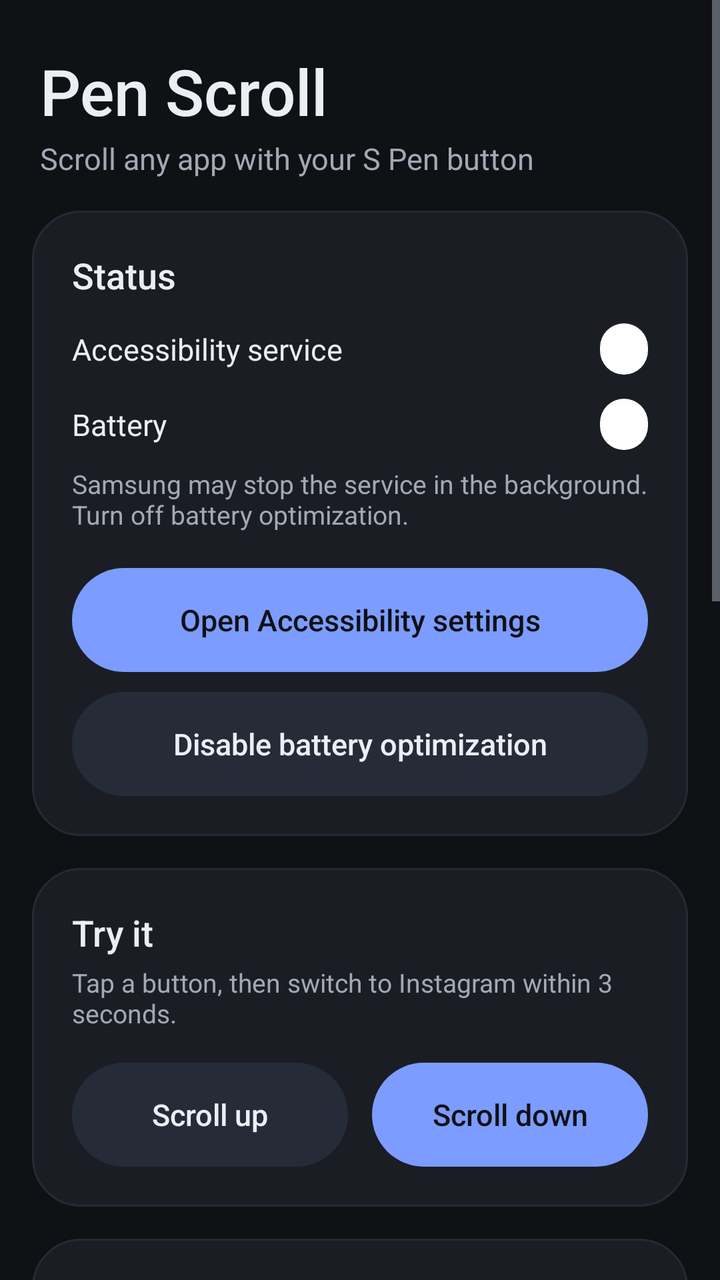
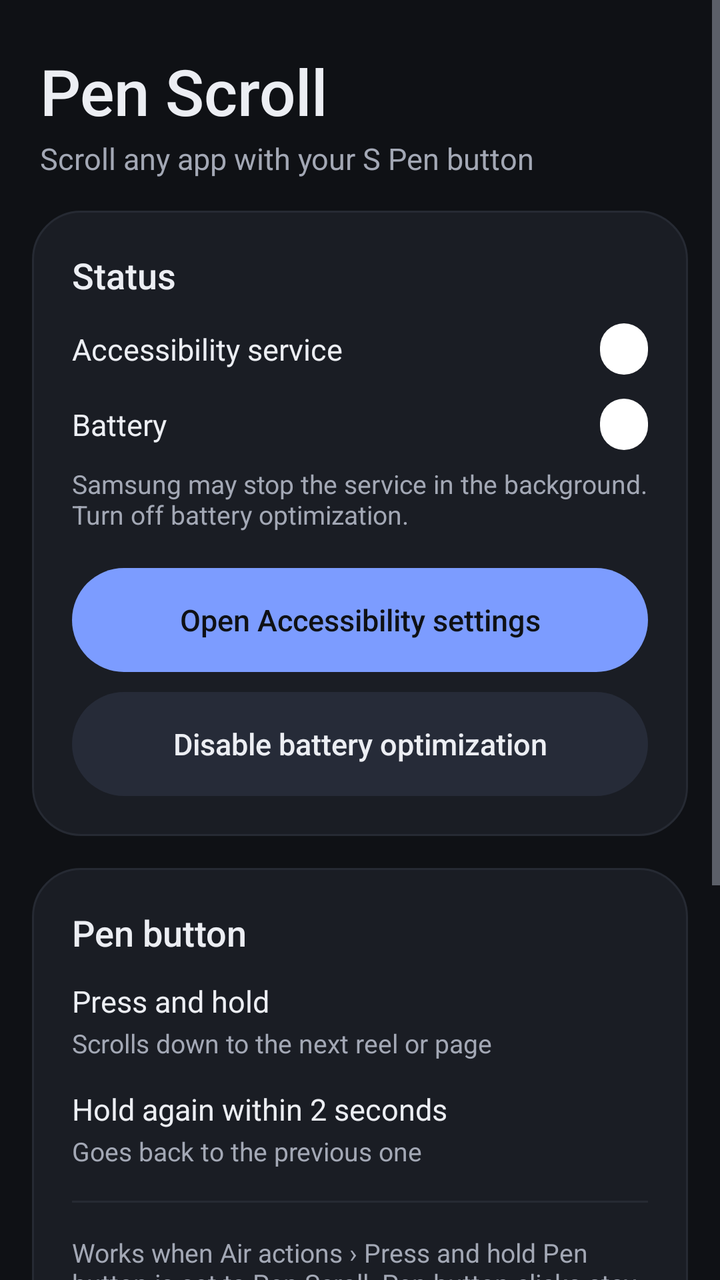

Two renders of the same Android screen: before a commit and after it. Below are the layout's source before the change and the commit's diff.
<!-- AndroidManifest.xml: application theme Theme.PenScroll -->
<!-- res/layout/activity_main.xml -->
<?xml version="1.0" encoding="utf-8"?>
<ScrollView xmlns:android="http://schemas.android.com/apk/res/android"
    android:layout_width="match_parent"
    android:layout_height="match_parent"
    android:clipToPadding="false"
    android:fillViewport="true"
    android:fitsSystemWindows="true">

    <LinearLayout
        android:layout_width="match_parent"
        android:layout_height="wrap_content"
        android:orientation="vertical"
        android:paddingHorizontal="16dp"
        android:paddingTop="24dp"
        android:paddingBottom="32dp">

        
        <TextView
            android:layout_width="match_parent"
            android:layout_height="wrap_content"
            android:layout_marginHorizontal="4dp"
            android:fontFamily="sans-serif-medium"
            android:text="@string/app_name"
            android:textColor="@color/text_primary"
            android:textSize="32sp" />

        <TextView
            style="@style/Hint"
            android:layout_marginHorizontal="4dp"
            android:layout_marginTop="2dp"
            android:text="@string/tagline"
            android:textSize="15sp" />

        
        <LinearLayout style="@style/Card">

            <TextView
                style="@style/CardTitle"
                android:text="@string/status_title" />

            <LinearLayout
                android:layout_width="match_parent"
                android:layout_height="wrap_content"
                android:gravity="center_vertical"
                android:orientation="horizontal">

                <TextView
                    style="@style/RowLabel"
                    android:text="@string/service_label" />

                <TextView
                    android:id="@+id/serviceStatus"
                    style="@style/Pill" />
            </LinearLayout>

            <LinearLayout
                android:layout_width="match_parent"
                android:layout_height="wrap_content"
                android:layout_marginTop="12dp"
                android:gravity="center_vertical"
                android:orientation="horizontal">

                <TextView
                    style="@style/RowLabel"
                    android:text="@string/battery_label" />

                <TextView
                    android:id="@+id/batteryStatus"
                    style="@style/Pill" />
            </LinearLayout>

            <TextView
                android:id="@+id/batteryHint"
                style="@style/Hint"
                android:layout_marginTop="8dp"
                android:text="@string/battery_hint" />

            <Button
                android:id="@+id/openAccessibility"
                style="@style/Button.Primary"
                android:layout_width="match_parent"
                android:layout_height="wrap_content"
                android:layout_marginTop="18dp"
                android:text="@string/open_accessibility" />

            <Button
                android:id="@+id/disableBattery"
                style="@style/Button.Tonal"
                android:layout_width="match_parent"
                android:layout_height="wrap_content"
                android:layout_marginTop="10dp"
                android:text="@string/disable_battery" />
        </LinearLayout>

        
        <LinearLayout style="@style/Card">

            <TextView
                style="@style/CardTitle"
                android:layout_marginBottom="4dp"
                android:text="@string/test_header" />

            <TextView
                style="@style/Hint"
                android:text="@string/test_hint" />

            <LinearLayout
                android:layout_width="match_parent"
                android:layout_height="wrap_content"
                android:layout_marginTop="16dp"
                android:orientation="horizontal">

                <Button
                    android:id="@+id/testUp"
                    style="@style/Button.Tonal"
                    android:layout_width="0dp"
                    android:layout_height="wrap_content"
                    android:layout_marginEnd="6dp"
                    android:layout_weight="1"
                    android:text="@string/test_up" />

                <Button
                    android:id="@+id/testDown"
                    style="@style/Button.Primary"
                    android:layout_width="0dp"
                    android:layout_height="wrap_content"
                    android:layout_marginStart="6dp"
                    android:layout_weight="1"
                    android:text="@string/test_down" />
            </LinearLayout>

            <TextView
                android:id="@+id/countdown"
                android:layout_width="match_parent"
                android:layout_height="wrap_content"
                android:layout_marginTop="12dp"
                android:fontFamily="sans-serif-medium"
                android:gravity="center"
                android:textColor="@color/accent"
                android:textSize="15sp"
                android:visibility="gone" />
        </LinearLayout>

        
        <LinearLayout style="@style/Card">

            <TextView
                style="@style/CardTitle"
                android:layout_marginBottom="4dp"
                android:text="@string/pen_button_header" />

            <TextView
                style="@style/Hint"
                android:text="@string/pen_button_hint" />
        </LinearLayout>

        
        <LinearLayout style="@style/Card">

            <TextView
                style="@style/CardTitle"
                android:text="@string/tuning_header" />

            <LinearLayout
                android:layout_width="match_parent"
                android:layout_height="wrap_content"
                android:orientation="horizontal">

                <TextView
                    style="@style/RowLabel"
                    android:text="@string/distance_title" />

                <TextView
                    android:id="@+id/distanceValue"
                    style="@style/Value" />
            </LinearLayout>

            <TextView
                style="@style/Hint"
                android:text="@string/distance_hint" />

            <SeekBar
                android:id="@+id/distanceSeek"
                style="@style/Slider" />

            <LinearLayout
                android:layout_width="match_parent"
                android:layout_height="wrap_content"
                android:layout_marginTop="8dp"
                android:orientation="horizontal">

                <TextView
                    style="@style/RowLabel"
                    android:text="@string/duration_title" />

                <TextView
                    android:id="@+id/durationValue"
                    style="@style/Value" />
            </LinearLayout>

            <TextView
                style="@style/Hint"
                android:text="@string/duration_hint" />

            <SeekBar
                android:id="@+id/durationSeek"
                style="@style/Slider" />

            <LinearLayout
                android:layout_width="match_parent"
                android:layout_height="wrap_content"
                android:layout_marginTop="8dp"
                android:orientation="horizontal">

                <TextView
                    style="@style/RowLabel"
                    android:text="@string/delay_title" />

                <TextView
                    android:id="@+id/delayValue"
                    style="@style/Value" />
            </LinearLayout>

            <TextView
                style="@style/Hint"
                android:text="@string/delay_hint" />

            <SeekBar
                android:id="@+id/delaySeek"
                style="@style/Slider" />

            <View
                android:layout_width="match_parent"
                android:layout_height="1dp"
                android:layout_marginVertical="16dp"
                android:background="@color/card_stroke" />

            <LinearLayout
                android:layout_width="match_parent"
                android:layout_height="wrap_content"
                android:gravity="center_vertical"
                android:orientation="horizontal">

                <LinearLayout
                    android:layout_width="0dp"
                    android:layout_height="wrap_content"
                    android:layout_marginEnd="12dp"
                    android:layout_weight="1"
                    android:orientation="vertical">

                    <TextView
                        android:layout_width="match_parent"
                        android:layout_height="wrap_content"
                        android:text="@string/volume_mode_title"
                        android:textColor="@color/text_primary"
                        android:textSize="15sp" />

                    <TextView
                        style="@style/Hint"
                        android:layout_marginTop="2dp"
                        android:text="@string/volume_mode_hint" />
                </LinearLayout>

                <Switch
                    android:id="@+id/volumeSwitch"
                    android:layout_width="wrap_content"
                    android:layout_height="wrap_content" />
            </LinearLayout>
        </LinearLayout>

        
        <LinearLayout
            android:id="@+id/setupCard"
            style="@style/Card">

            <TextView
                style="@style/CardTitle"
                android:text="@string/setup_header" />
        </LinearLayout>
    </LinearLayout>
</ScrollView>
<!-- resources referenced by this layout -->
<resources>
  <color name="accent">#FF7C9CFF</color>
  <color name="card_stroke">#FF262A33</color>
  <color name="text_primary">#FFECEEF3</color>
  <string name="app_name">Pen Scroll</string>
  <string name="battery_hint">Samsung may stop the service in the background. Turn off battery optimization.</string>
  <string name="battery_label">Battery</string>
  <string name="delay_hint">Raise this if the swipe lands before the app underneath is back</string>
  <string name="delay_title">Delay before swipe</string>
  <string name="disable_battery">Disable battery optimization</string>
  <string name="distance_hint">How far the finger travels, as a share of the screen height</string>
  <string name="distance_title">Swipe distance</string>
  <string name="duration_hint">Shorter is a faster flick</string>
  <string name="duration_title">Swipe speed</string>
  <string name="open_accessibility">Open Accessibility settings</string>
  <string name="pen_button_header">Pen button</string>
  <string name="pen_button_hint">In Air actions, set Press and hold to \"Pen Scroll\" (or its \"Pen Scroll Smart\" shortcut).\n• Press and hold once: scroll down.\n• Press and hold again within 2 seconds: scroll back up.</string>
  <string name="service_label">Accessibility service</string>
  <string name="setup_header">How to set up</string>
  <string name="status_title">Status</string>
  <string name="tagline">Scroll any app with your S Pen button</string>
  <string name="test_down">Scroll down</string>
  <string name="test_header">Try it</string>
  <string name="test_hint">Tap a button, then switch to Instagram within 3 seconds.</string>
  <string name="test_up">Scroll up</string>
  <string name="tuning_header">Tuning</string>
  <string name="volume_mode_hint">Fallback for when Air actions send volume up/down. Overrides volume keys while Instagram is open.</string>
  <string name="volume_mode_title">Volume keys scroll Instagram</string>
  <style name="Button.Tonal" parent="Button.Primary">
          <item name="android:background">@drawable/bg_button_tonal</item>
          <item name="android:textColor">@color/text_primary</item>
      </style>
  <style name="Hint">
          <item name="android:layout_width">match_parent</item>
          <item name="android:layout_height">wrap_content</item>
          <item name="android:textSize">13sp</item>
          <item name="android:textColor">@color/text_secondary</item>
      </style>
  <style name="RowLabel">
          <item name="android:layout_width">0dp</item>
          <item name="android:layout_height">wrap_content</item>
          <item name="android:layout_weight">1</item>
          <item name="android:textSize">15sp</item>
          <item name="android:textColor">@color/text_primary</item>
      </style>
  <style name="Slider">
          <item name="android:layout_width">match_parent</item>
          <item name="android:layout_height">wrap_content</item>
          <item name="android:layout_marginHorizontal">-16dp</item>
          <item name="android:paddingVertical">10dp</item>
      </style>
  <style name="Value">
          <item name="android:layout_width">wrap_content</item>
          <item name="android:layout_height">wrap_content</item>
          <item name="android:fontFamily">sans-serif-medium</item>
          <item name="android:textColor">@color/accent</item>
          <item name="android:textSize">15sp</item>
      </style>
  <color name="on_accent">#FF0F1115</color>
  <color name="text_secondary">#FFA3A8B5</color>
  <!-- drawable bg_pill (drawable) -->
  <?xml version="1.0" encoding="utf-8"?>
  <shape xmlns:android="http://schemas.android.com/apk/res/android" android:shape="rectangle">
      <solid android:color="#FFFFFFFF" />
      <corners android:radius="999dp" />
  </shape>
  <color name="background">#FF0F1115</color>
  <color name="tonal">#FF262B38</color>
  <color name="card">#FF1A1D24</color>
  <!-- unchanged entries left out for length: 8 -->
</resources>

<!-- the commit's change to res/layout/activity_main.xml (unified diff, before → after) -->
@@ -97,57 +97,28 @@
 
             <TextView
                 style="@style/CardTitle"
-                android:layout_marginBottom="4dp"
-                android:text="@string/test_header" />
+                android:text="@string/pen_button_header" />
+
+            <TextView
+                style="@style/ItemTitle"
+                android:text="@string/pen_hold_title" />
 
             <TextView
                 style="@style/Hint"
-                android:text="@string/test_hint" />
-
-            <LinearLayout
-                android:layout_width="match_parent"
-                android:layout_height="wrap_content"
-                android:layout_marginTop="16dp"
-                android:orientation="horizontal">
-
-                <Button
-                    android:id="@+id/testUp"
-                    style="@style/Button.Tonal"
-                    android:layout_width="0dp"
-                    android:layout_height="wrap_content"
-                    android:layout_marginEnd="6dp"
-                    android:layout_weight="1"
-                    android:text="@string/test_up" />
-
-                <Button
-                    android:id="@+id/testDown"
-                    style="@style/Button.Primary"
-                    android:layout_width="0dp"
-                    android:layout_height="wrap_content"
-                    android:layout_marginStart="6dp"
-                    android:layout_weight="1"
-                    android:text="@string/test_down" />
-            </LinearLayout>
+                android:layout_marginTop="2dp"
+                android:text="@string/pen_hold_summary" />
 
             <TextView
-                android:id="@+id/countdown"
-                android:layout_width="match_parent"
-                android:layout_height="wrap_content"
-                android:layout_marginTop="12dp"
-                android:fontFamily="sans-serif-medium"
-                android:gravity="center"
-                android:textColor="@color/accent"
-                android:textSize="15sp"
-                android:visibility="gone" />
-        </LinearLayout>
-
-        
-        <LinearLayout style="@style/Card">
+                style="@style/ItemTitle"
+                android:layout_marginTop="14dp"
+                android:text="@string/pen_hold_again_title" />
 
             <TextView
-                style="@style/CardTitle"
-                android:layout_marginBottom="4dp"
-                android:text="@string/pen_button_header" />
+                style="@style/Hint"
+                android:layout_marginTop="2dp"
+                android:text="@string/pen_hold_again_summary" />
+
+            <View style="@style/Divider" />
 
             <TextView
                 style="@style/Hint"
@@ -155,117 +126,37 @@
         </LinearLayout>
 
         
-        <LinearLayout style="@style/Card">
-
-            <TextView
-                style="@style/CardTitle"
-                android:text="@string/tuning_header" />
+        <LinearLayout
+            android:id="@+id/tuningRow"
+            style="@style/Card"
+            android:background="@drawable/bg_card_clickable"
+            android:clickable="true"
+            android:focusable="true"
+            android:gravity="center_vertical"
+            android:orientation="horizontal">
 
             <LinearLayout
-                android:layout_width="match_parent"
+                android:layout_width="0dp"
                 android:layout_height="wrap_content"
-                android:orientation="horizontal">
+                android:layout_marginEnd="12dp"
+                android:layout_weight="1"
+                android:orientation="vertical">
 
                 <TextView
-                    style="@style/RowLabel"
-                    android:text="@string/distance_title" />
+                    style="@style/CardTitle"
+                    android:layout_marginBottom="2dp"
+                    android:text="@string/tuning_header" />
 
                 <TextView
-                    android:id="@+id/distanceValue"
-                    style="@style/Value" />
+                    style="@style/Hint"
+                    android:text="@string/tuning_summary" />
             </LinearLayout>
 
-            <TextView
-                style="@style/Hint"
-                android:text="@string/distance_hint" />
-
-            <SeekBar
-                android:id="@+id/distanceSeek"
-                style="@style/Slider" />
-
-            <LinearLayout
-                android:layout_width="match_parent"
-                android:layout_height="wrap_content"
-                android:layout_marginTop="8dp"
-                android:orientation="horizontal">
-
-                <TextView
-                    style="@style/RowLabel"
-                    android:text="@string/duration_title" />
-
-                <TextView
-                    android:id="@+id/durationValue"
-                    style="@style/Value" />
-            </LinearLayout>
-
-            <TextView
-                style="@style/Hint"
-                android:text="@string/duration_hint" />
-
-            <SeekBar
-                android:id="@+id/durationSeek"
-                style="@style/Slider" />
-
-            <LinearLayout
-                android:layout_width="match_parent"
-                android:layout_height="wrap_content"
-                android:layout_marginTop="8dp"
-                android:orientation="horizontal">
-
-                <TextView
-                    style="@style/RowLabel"
-                    android:text="@string/delay_title" />
-
-                <TextView
-                    android:id="@+id/delayValue"
-                    style="@style/Value" />
-            </LinearLayout>
-
-            <TextView
-                style="@style/Hint"
-                android:text="@string/delay_hint" />
-
-            <SeekBar
-                android:id="@+id/delaySeek"
-                style="@style/Slider" />
-
-            <View
-                android:layout_width="match_parent"
-                android:layout_height="1dp"
-                android:layout_marginVertical="16dp"
-                android:background="@color/card_stroke" />
-
-            <LinearLayout
-                android:layout_width="match_parent"
-                android:layout_height="wrap_content"
-                android:gravity="center_vertical"
-                android:orientation="horizontal">
-
-                <LinearLayout
-                    android:layout_width="0dp"
-                    android:layout_height="wrap_content"
-                    android:layout_marginEnd="12dp"
-                    android:layout_weight="1"
-                    android:orientation="vertical">
-
-                    <TextView
-                        android:layout_width="match_parent"
-                        android:layout_height="wrap_content"
-                        android:text="@string/volume_mode_title"
-                        android:textColor="@color/text_primary"
-                        android:textSize="15sp" />
-
-                    <TextView
-                        style="@style/Hint"
-                        android:layout_marginTop="2dp"
-                        android:text="@string/volume_mode_hint" />
-                </LinearLayout>
-
-                <Switch
-                    android:id="@+id/volumeSwitch"
-                    android:layout_width="wrap_content"
-                    android:layout_height="wrap_content" />
-            </LinearLayout>
+            <ImageView
+                android:layout_width="24dp"
+                android:layout_height="24dp"
+                android:importantForAccessibility="no"
+                android:src="@drawable/ic_chevron" />
         </LinearLayout>
 
         
<!-- resource entries referenced after the edit -->
@@ -3,33 +3,50 @@
   <color name="accent">#FF7C9CFF</color>
   <color name="card_stroke">#FF262A33</color>
   <color name="text_primary">#FFECEEF3</color>
+  <!-- drawable bg_card_clickable (drawable) -->
+  <?xml version="1.0" encoding="utf-8"?>
+  <ripple xmlns:android="http://schemas.android.com/apk/res/android"
+      android:color="@color/card_stroke">
+      <item android:drawable="@drawable/bg_card" />
+  </ripple>
+  <!-- drawable ic_chevron (drawable) -->
+  <?xml version="1.0" encoding="utf-8"?>
+  <vector xmlns:android="http://schemas.android.com/apk/res/android"
+      android:width="24dp"
+      android:height="24dp"
+      android:autoMirrored="true"
+      android:viewportWidth="24"
+      android:viewportHeight="24">
+      <path
+          android:fillColor="@color/text_secondary"
+          android:pathData="M9.3,6.7a1,1 0,0 1,1.4 0l4.6,4.6a1,1 0,0 1,0 1.4l-4.6,4.6a1,1 0,0 1,-1.4 -1.4L13.2,12 9.3,8.1a1,1 0,0 1,0 -1.4z" />
+  </vector>
   <string name="app_name">Pen Scroll</string>
   <string name="battery_hint">Samsung may stop the service in the background. Turn off battery optimization.</string>
   <string name="battery_label">Battery</string>
-  <string name="delay_hint">Raise this if the swipe lands before the app underneath is back</string>
-  <string name="delay_title">Delay before swipe</string>
   <string name="disable_battery">Disable battery optimization</string>
-  <string name="distance_hint">How far the finger travels, as a share of the screen height</string>
-  <string name="distance_title">Swipe distance</string>
-  <string name="duration_hint">Shorter is a faster flick</string>
-  <string name="duration_title">Swipe speed</string>
   <string name="open_accessibility">Open Accessibility settings</string>
   <string name="pen_button_header">Pen button</string>
-  <string name="pen_button_hint">In Air actions, set Press and hold to \"Pen Scroll\" (or its \"Pen Scroll Smart\" shortcut).\n• Press and hold once: scroll down.\n• Press and hold again within 2 seconds: scroll back up.</string>
+  <string name="pen_button_hint">Works when Air actions › Press and hold Pen button is set to Pen Scroll. Pen button clicks stay with Samsung.</string>
+  <string name="pen_hold_again_summary">Goes back to the previous one</string>
+  <string name="pen_hold_again_title">Hold again within 2 seconds</string>
+  <string name="pen_hold_summary">Scrolls down to the next reel or page</string>
+  <string name="pen_hold_title">Press and hold</string>
   <string name="service_label">Accessibility service</string>
   <string name="setup_header">How to set up</string>
   <string name="status_title">Status</string>
   <string name="tagline">Scroll any app with your S Pen button</string>
-  <string name="test_down">Scroll down</string>
-  <string name="test_header">Try it</string>
-  <string name="test_hint">Tap a button, then switch to Instagram within 3 seconds.</string>
-  <string name="test_up">Scroll up</string>
   <string name="tuning_header">Tuning</string>
-  <string name="volume_mode_hint">Fallback for when Air actions send volume up/down. Overrides volume keys while Instagram is open.</string>
-  <string name="volume_mode_title">Volume keys scroll Instagram</string>
+  <string name="tuning_summary">Swipe distance, speed, delay and volume keys</string>
   <style name="Button.Tonal" parent="Button.Primary">
           <item name="android:background">@drawable/bg_button_tonal</item>
           <item name="android:textColor">@color/text_primary</item>
+      </style>
+  <style name="Divider">
+          <item name="android:layout_width">match_parent</item>
+          <item name="android:layout_height">1dp</item>
+          <item name="android:layout_marginVertical">16dp</item>
+          <item name="android:background">@color/card_stroke</item>
       </style>
   <style name="Hint">
           <item name="android:layout_width">match_parent</item>
@@ -37,25 +54,18 @@
           <item name="android:textSize">13sp</item>
           <item name="android:textColor">@color/text_secondary</item>
       </style>
+  <style name="ItemTitle">
+          <item name="android:layout_width">match_parent</item>
+          <item name="android:layout_height">wrap_content</item>
+          <item name="android:textSize">15sp</item>
+          <item name="android:textColor">@color/text_primary</item>
+      </style>
   <style name="RowLabel">
           <item name="android:layout_width">0dp</item>
           <item name="android:layout_height">wrap_content</item>
           <item name="android:layout_weight">1</item>
           <item name="android:textSize">15sp</item>
           <item name="android:textColor">@color/text_primary</item>
-      </style>
-  <style name="Slider">
-          <item name="android:layout_width">match_parent</item>
-          <item name="android:layout_height">wrap_content</item>
-          <item name="android:layout_marginHorizontal">-16dp</item>
-          <item name="android:paddingVertical">10dp</item>
-      </style>
-  <style name="Value">
-          <item name="android:layout_width">wrap_content</item>
-          <item name="android:layout_height">wrap_content</item>
-          <item name="android:fontFamily">sans-serif-medium</item>
-          <item name="android:textColor">@color/accent</item>
-          <item name="android:textSize">15sp</item>
       </style>
   <color name="on_accent">#FF0F1115</color>
   <color name="text_secondary">#FFA3A8B5</color>
